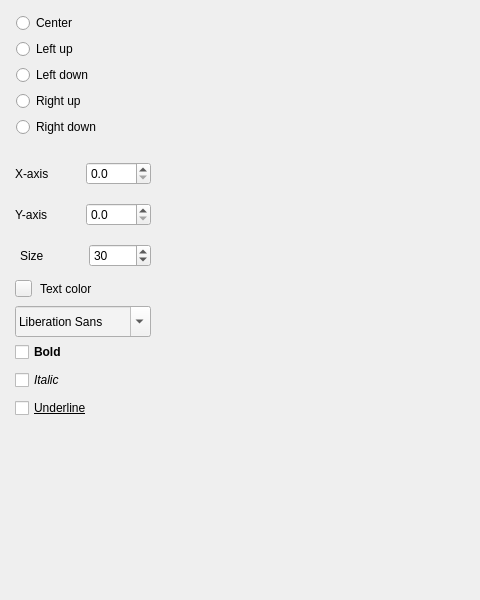
First picture: the form in PositionLayout.ui, repository pm-str/CountDown-More, before the edit; both pictures show x 0 to 480 and y 0 to 600 of the 800 by 600 pixel window.
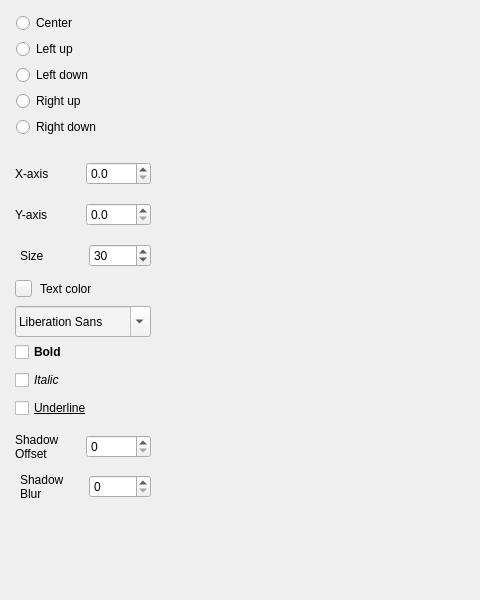
Second picture: the form after the edit.

```diff
--- a/PositionLayout.ui
+++ b/PositionLayout.ui
@@ -20,7 +20,7 @@
       <x>10</x>
       <y>10</y>
       <width>151</width>
-      <height>431</height>
+      <height>541</height>
      </rect>
     </property>
     <property name="autoFillBackground">
@@ -291,6 +291,62 @@
       <string>Text color</string>
      </property>
     </widget>
+    <widget class="QWidget" name="verticalLayoutWidget_5">
+     <property name="geometry">
+      <rect>
+       <x>0</x>
+       <y>417</y>
+       <width>141</width>
+       <height>81</height>
+      </rect>
+     </property>
+     <layout class="QVBoxLayout" name="verticalLayout_4">
+      <property name="leftMargin">
+       <number>5</number>
+      </property>
+      <item>
+       <layout class="QHBoxLayout" name="horizontalLayout_6">
+        <item>
+         <widget class="QLabel" name="label_6">
+          <property name="text">
+           <string>Shadow
+Offset</string>
+          </property>
+         </widget>
+        </item>
+        <item>
+         <widget class="QSpinBox" name="shadowOffsetSpinBox">
+          <property name="maximum">
+           <number>9999</number>
+          </property>
+         </widget>
+        </item>
+       </layout>
+      </item>
+      <item>
+       <layout class="QHBoxLayout" name="horizontalLayout_5">
+        <property name="leftMargin">
+         <number>5</number>
+        </property>
+        <item>
+         <widget class="QLabel" name="label_5">
+          <property name="text">
+           <string>Shadow
+Blur</string>
+          </property>
+         </widget>
+        </item>
+        <item>
+         <widget class="QSpinBox" name="shadowBlurSpinBox">
+          <property name="maximum">
+           <number>8</number>
+          </property>
+         </widget>
+        </item>
+       </layout>
+      </item>
+     </layout>
+    </widget>
    </widget>
   </widget>
  </widget>
```
Left out of the diff: 34 changed lines with no effect on the pictures.
